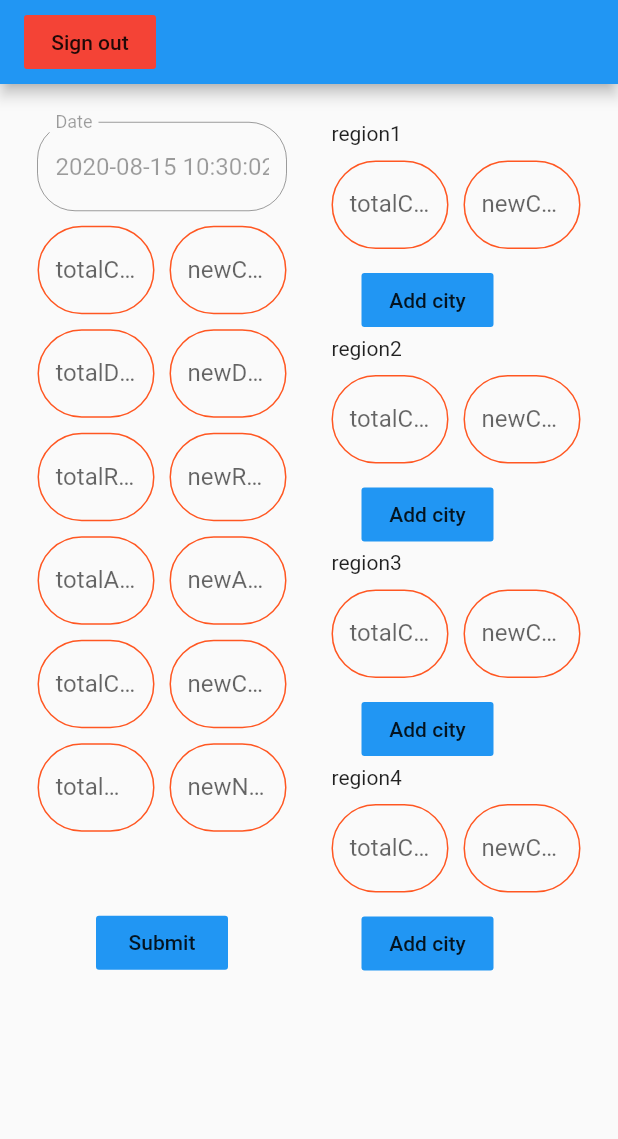
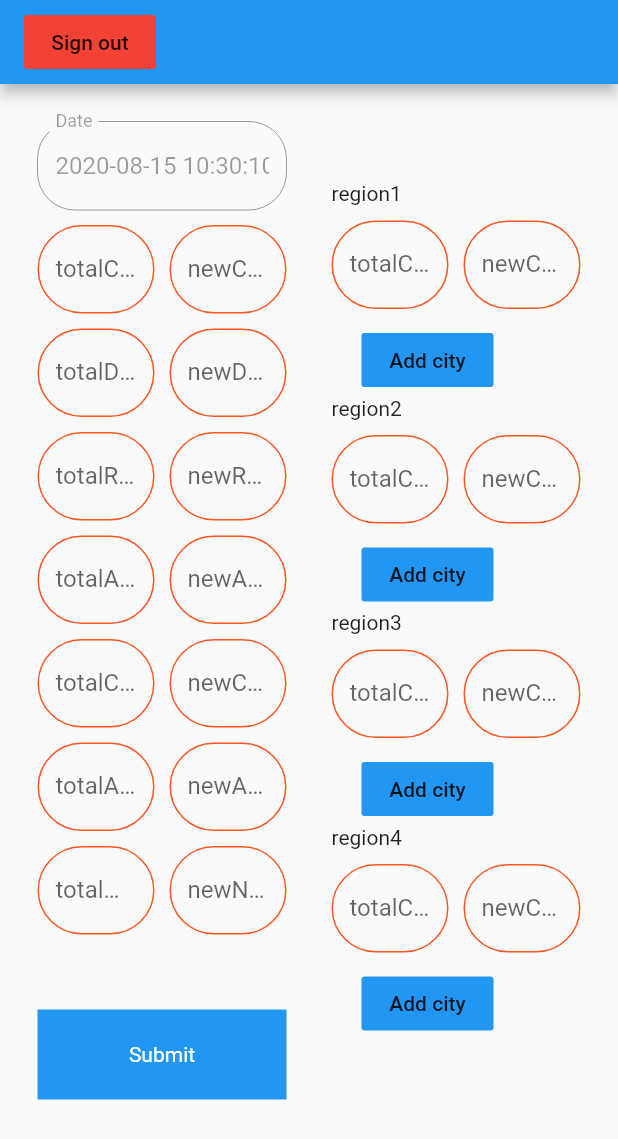
Before and after one commit to OmarDefaoui/covid19maroc, a Flutter app: the AddDataScreen screen opened directly, after a tap on "Sign out", on a phone screen of 412 x 824 dp. Shown: the top 1139 px of the screen. Run offline on Flutter 3.47's test engine with Material 2 defaults, Android fonts, the phone set to English and light mode, and no system bars; our stand-ins replace firebase_auth; missing offline and left inert: firebase; accounts and stored records are empty.

Commit message:
App improvements

```diff
--- a/lib/admin/add_data_screen.dart
+++ b/lib/admin/add_data_screen.dart
@@ -107,6 +107,11 @@ class _AddDataScreenState extends State<AddDataScreen> {
                           (value) => data.totalCritical = value,
                           (value) => data.newCritical = value),
                       twoTextField(
+                          'totalArtificialRespiration',
+                          'newArtificialRespiration',
+                          (value) => data.totalArtificialRespiration = value,
+                          (value) => data.newArtificialRespiration = value),
+                      twoTextField(
                           'totalNegatifTests',
                           'newNegatifTests',
                           (value) => data.totalTests = value,
@@ -116,10 +121,18 @@ class _AddDataScreenState extends State<AddDataScreen> {
                       SizedBox(height: _fieldDistance * 4),
                       _isPerforming
                           ? Center(child: CircularProgressIndicator())
-                          : FlatButton(
+                          : Container(
+                              width: 200,
+                              height: 60,
                               color: Colors.blue,
-                              onPressed: _submit,
-                              child: Text('Submit'),
+                              alignment: Alignment.center,
+                              child: GestureDetector(
+                                onLongPress: _submit,
+                                child: Text(
+                                  'Submit',
+                                  style: TextStyle(color: Colors.white),
+                                ),
+                              ),
                             ),
                     ],
                   ),
@@ -250,6 +263,24 @@ class _AddDataScreenState extends State<AddDataScreen> {
         _isPerforming = true;
       });
 
+      //Check if newCases in cities matches with region newCases
+      for (ModelRegion region in data.regions) {
+        int total = 0;
+        for (ModelCity city in region.cities) {
+          total += int.parse(city.newCases);
+        }
+        if (total != int.parse(region.newCases)) {
+          setState(() => _isPerforming = false);
+
+          _scaffoldKey.currentState.showSnackBar(SnackBar(
+            content: Text(
+                'The sum of city cases doesn\'t match with region: ${region.name} newCases'),
+            duration: Duration(seconds: 3),
+          ));
+          return;
+        }
+      }
+
       // add data
       bool addSuccess = await AddDataService.addData(data);
 
--- a/lib/admin/add_data_service.dart
+++ b/lib/admin/add_data_service.dart
@@ -12,7 +12,7 @@ class AddDataService {
       await firestore()
           .collection('covid19maroc')
           .doc('history')
-          .collection(data.date)
+          .collection(data.date.split(' ')[0].trim())
           .doc('data')
           .set(data.toJson());
       return true;
--- a/lib/admin/login_screen.dart
+++ b/lib/admin/login_screen.dart
@@ -94,8 +94,6 @@ class _LoginScreenState extends State<LoginScreen> {
         _isPerforming = true;
       });
 
-      print(_email);
-
       //login user
       bool loginSuccess = await AuthService.login(context, _email, _password);
 
--- a/lib/main.dart
+++ b/lib/main.dart
@@ -1,6 +1,5 @@
-import 'package:covid19morocco/admin/login_screen.dart';
+import 'package:covid19morocco/admin/add_data_screen.dart';
 import 'package:covid19morocco/providers/provider_selected_region.dart';
-import 'package:covid19morocco/screens/home_screen.dart';
 import 'package:flutter/material.dart';
 import 'package:provider/provider.dart';
 
@@ -20,7 +19,7 @@ class MyApp extends StatelessWidget {
           primarySwatch: Colors.blue,
           visualDensity: VisualDensity.adaptivePlatformDensity,
         ),
-        home: LoginScreen(),
+        home: AddDataScreen(),
       ),
     );
   }
--- a/lib/models/model_data.dart
+++ b/lib/models/model_data.dart
@@ -13,6 +13,8 @@ class ModelData {
       newActive,
       totalCritical,
       newCritical,
+      totalArtificialRespiration,
+      newArtificialRespiration,
       totalTests,
       newTests;
   List<ModelRegion> regions;
@@ -29,15 +31,16 @@ class ModelData {
     this.newActive,
     this.totalCritical,
     this.newCritical,
+    this.totalArtificialRespiration,
+    this.newArtificialRespiration,
     this.totalTests,
     this.newTests,
     this.regions,
   });
 
   factory ModelData.fromJson(Map<String, dynamic> json) => ModelData(
-        date: DateFormat("dd/MM/yyyy").format(
-            DateTime.fromMillisecondsSinceEpoch(
-                int.parse(json["date"].toString()))),
+        date: DateFormat('dd/MM/yyyy')
+            .format(DateTime.parse(json["date"].toString())),
         totalCases: json["totalCases"],
         newCases: json["newCases"],
         totalDeaths: json["totalDeaths"] ?? '-',
@@ -48,6 +51,8 @@ class ModelData {
         newActive: json["newActive"] ?? '-',
         totalCritical: json["totalCritical"] ?? '-',
         newCritical: json["newCritical"] ?? '-',
+        totalArtificialRespiration: json["totalArtificialRespiration"] ?? '-',
+        newArtificialRespiration: json["newArtificialRespiration"] ?? '-',
         totalTests: json["totalTests"] ?? '-',
         newTests: json["newTests"] ?? '-',
         regions: List<ModelRegion>.from(
@@ -66,6 +71,8 @@ class ModelData {
         "newActive": newActive,
         "totalCritical": totalCritical,
         "newCritical": newCritical,
+        "totalArtificialRespiration": totalArtificialRespiration,
+        "newArtificialRespiration": newArtificialRespiration,
         "totalTests": totalTests,
         "newTests": newTests,
         "regions": List<dynamic>.from(regions.map((region) => region.toJson())),
```
Also changed, not shown: lib/services/service_data.dart (+16 -0 lines).
